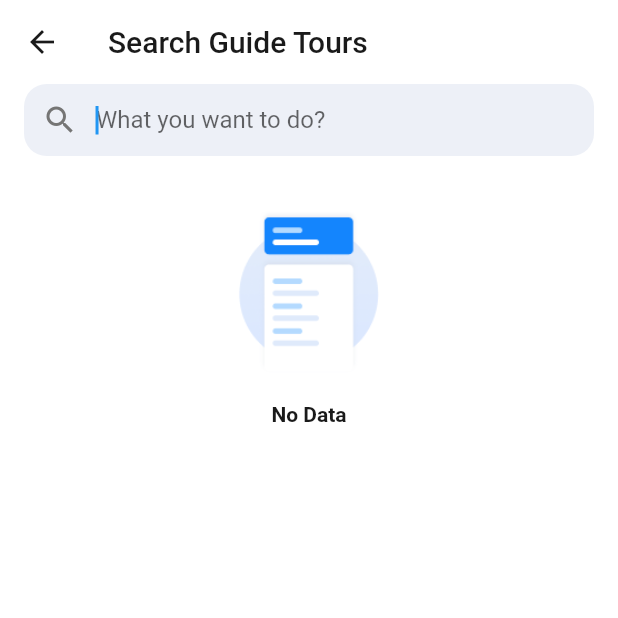
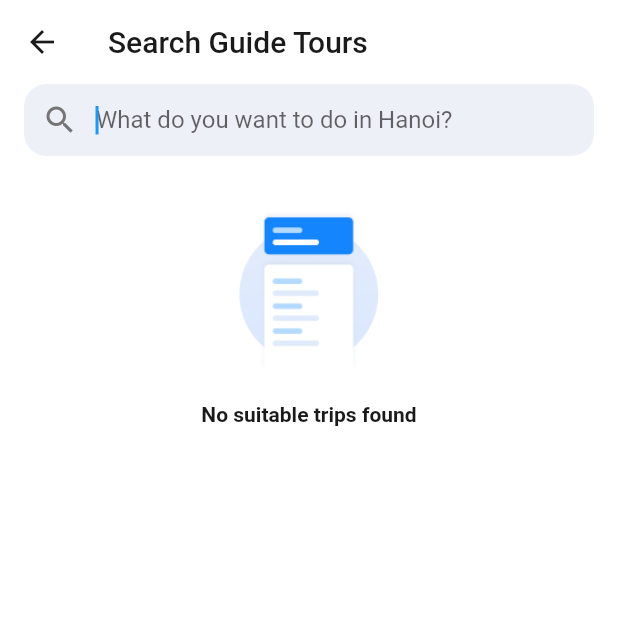
Before and after one commit to haanh764/CityGuide, a Flutter app: the SearchScreen screen opened directly, on a phone screen of 412 x 824 dp, the top half of it. Run offline on Flutter 3.47's test engine with Material 2 defaults, Android fonts, the phone set to English and light mode, and no system bars; our stand-ins replace audioplayers, flutter_map, latlong2, sliding_up_panel, youtube_player_flutter; network calls fail; Roboto replaces fonts that are missing (NunitoSans).

Commit message:
fix view onboard and search

```diff
--- a/city_guide/lib/component/no_data.dart
+++ b/city_guide/lib/component/no_data.dart
@@ -20,7 +20,7 @@ class NoData extends StatelessWidget {
           height: 12,
         ),
         const Text(
-          'No Data',
+          'No suitable trips found',
           style: TextStyle(
             fontFamily: 'NunitoSans',
             fontWeight: FontWeight.bold,
--- a/city_guide/lib/component/search_textfield.dart
+++ b/city_guide/lib/component/search_textfield.dart
@@ -39,7 +39,7 @@ class _SearchTextFieldState extends State<SearchTextField> {
           border: InputBorder.none,
           focusedBorder: InputBorder.none,
           enabledBorder: InputBorder.none,
-          hintText: "What you want to do?",
+          hintText: "What do you want to do in Hanoi?",
           prefixIcon: Icon(
             Icons.search,
             color: grey,
--- a/city_guide/lib/model/events.dart
+++ b/city_guide/lib/model/events.dart
@@ -23,7 +23,7 @@ class Event {
 
 var eventList = [
   Event(
-    title: 'Thang Long \nWater Puppet',
+    title: 'Thang Long\nWater Puppet',
     subTitle: 'Theatre \n& Performances',
     category: 'Event',
     content: 'The art form of water puppetry originated at least 1,000 years ago in the rice fields of north Vietnam. Particularly if you’re traveling with kids, you’d be remiss to leave Hanoi without catching a show at the Thang Long Water Puppet Theatre. A Vietnamese orchestra accompanies the water puppets, with some modern special effects.',
@@ -39,7 +39,7 @@ var eventList = [
     ),
     date: '2022-06-01',),
   Event(
-    title: 'Authentic \nBat Trang',
+    title: 'Authentic\nBat Trang',
     subTitle: 'Art \n& Pottery',
     category: 'Event',
     content: 'Bat Trang is famous for a large range of high quality ceramic products like bowl, dish, pot, cup, wine pot, a big flower-vase, leg lamp, lime-pot, big-bellied jar, pictures... Join in this tour to explore their production process. Enjoy the rural Red River landscape on the way to Bat Trang pottery village. Explore the hancraft proccess of ceramic production. Go shopping for unique ceramic items to take home. Join in making ceramic things by yourself',
@@ -55,7 +55,7 @@ var eventList = [
     ),
     date: '2022-06-01',),
   Event(
-    title: 'Summer Crafts \n& Prints Market',
+    title: 'Summer Crafts\n& Prints Market',
     subTitle: 'Art & Craft Event',
     category: 'Event',
     content: 'Summer Crafts & Prints Market is a fair that brings together professional craft makers and artists who use print as a medium to convey their original creations. If you have ever been overwhelmed by the meticulousness of handmade products created by the manufacturers themselves in Vietnam, SCPM will open up a new land for you to discover subtleties and open perspectives of printing products.',
--- a/city_guide/lib/view/detail/event/widgets/event_body_mobile.dart
+++ b/city_guide/lib/view/detail/event/widgets/event_body_mobile.dart
@@ -86,7 +86,7 @@ class _EventBodyMobileState extends State<EventBodyMobile> {
             height: 18.0,
           ),
           Text(
-            '${widget.event.title}, ${widget.event.location.country}',
+            widget.event.title.replaceAll("\n", " "),
             style: const TextStyle(
               fontSize: 18,
               fontFamily: 'Roboto',
@@ -103,13 +103,13 @@ class _EventBodyMobileState extends State<EventBodyMobile> {
               children: [
                 const WidgetSpan(
                   child: Icon(
-                    Icons.account_circle,
+                    Icons.place,
                     size: 14,
                     color: blue,
                   ),
                 ),
                 TextSpan(
-                  text: ' ${widget.event.date}',
+                  text: ' ${widget.event.location.address}',
                 )
               ],
               style: const TextStyle(
--- a/city_guide/lib/view/splash/splash_screen.dart
+++ b/city_guide/lib/view/splash/splash_screen.dart
@@ -29,7 +29,7 @@ class _SplashScreenState extends State<SplashScreen> {
     return Scaffold(
       body: Center(
         child: Image.asset(
-          'images/hanoi_logo.jpg',
+          'assets/images/hanoi_logo.jpg',
           width: 240,
         ),
       ),
```
